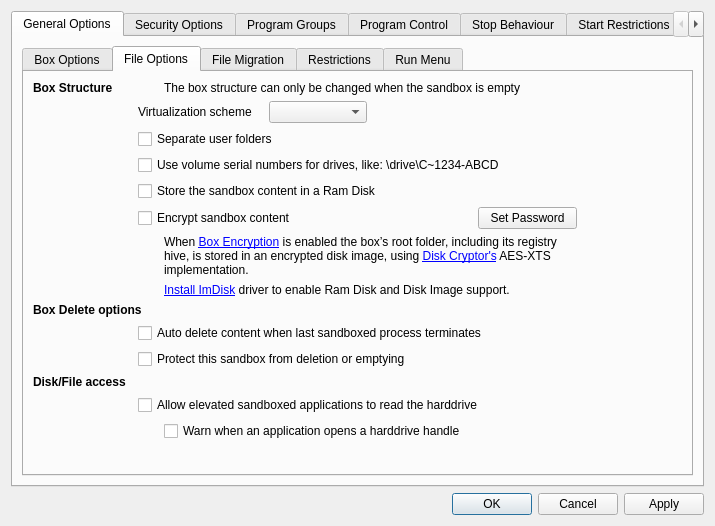
sandboxie-plus/Sandboxie, file SandboxiePlus/SandMan/Forms/OptionsWindow.ui: the form before one commit.
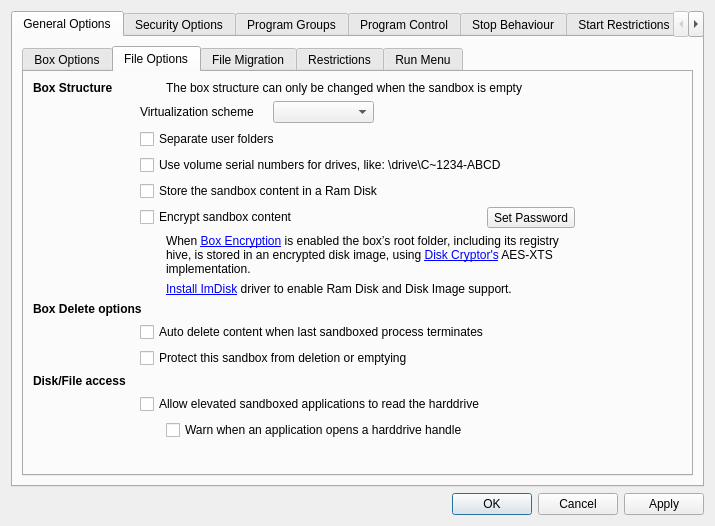
The form after the commit. The open tabs and pages were chosen to show the change.

Diff of the .ui file:
```diff
--- a/SandboxiePlus/SandMan/Forms/OptionsWindow.ui
+++ b/SandboxiePlus/SandMan/Forms/OptionsWindow.ui
@@ -457,7 +457,7 @@
                 <widget class="QComboBox" name="cmbVersion"/>
                </item>
                <item row="5" column="5">
-                <widget class="QPushButton" name="btnPassword">
+                <widget class="QToolButton" name="btnPassword">
                  <property name="text">
                   <string>Set Password</string>
                  </property>
```
